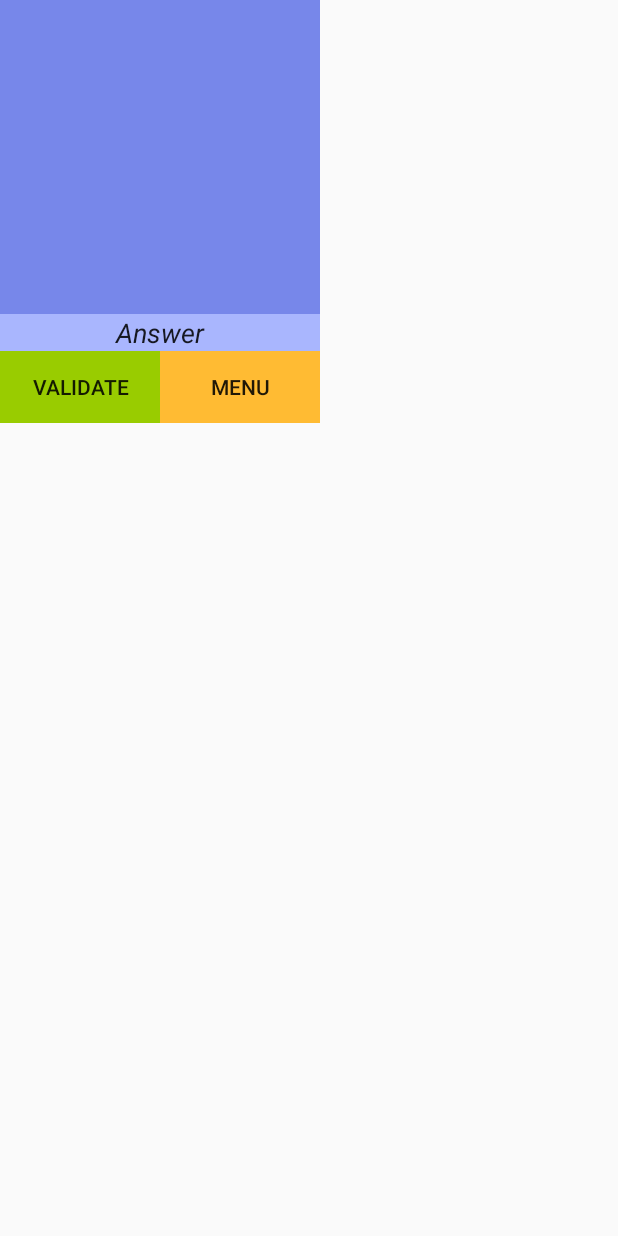
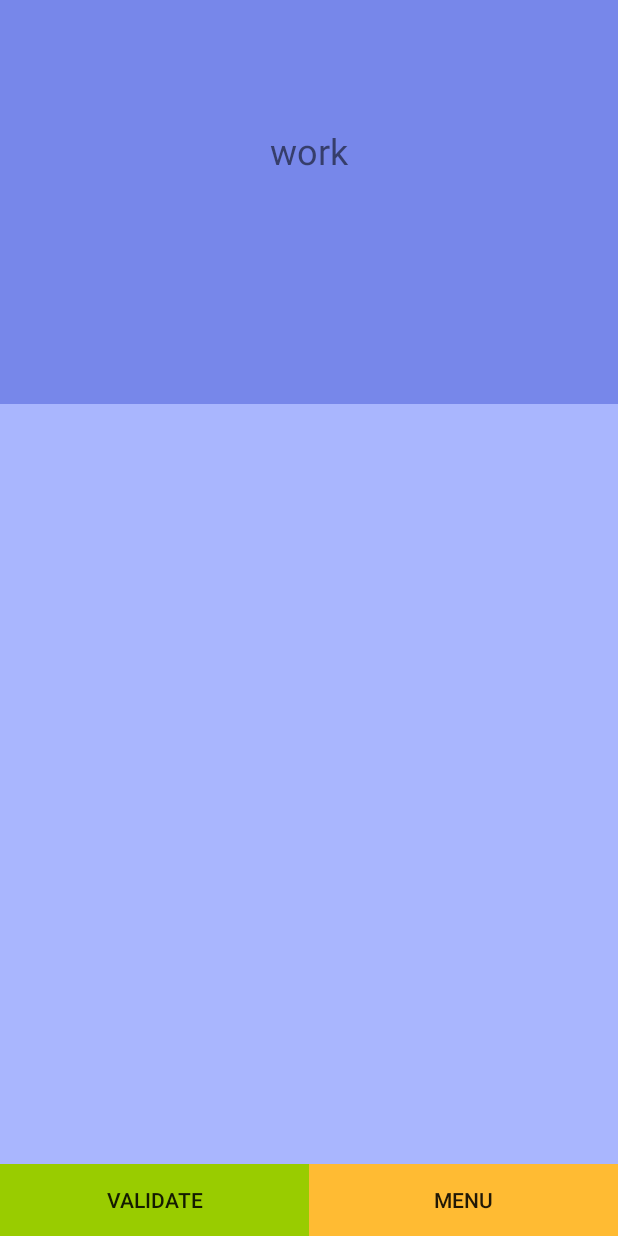
Before and after one commit to ColletAxel/TP_Android_Varo_Collet, an Android app: the screen it shows after launch (MainActivity), on a phone screen of 412 x 824 dp. Run offline under Robolectric (Android 15) with nearby library versions, the phone set to English and light mode, and no system bars.

```diff
--- a/app/src/main/java/com/axelcollet/tp_android_varo_collet/VocabularyFrament.java
+++ b/app/src/main/java/com/axelcollet/tp_android_varo_collet/VocabularyFrament.java
@@ -1,19 +1,36 @@
 package com.axelcollet.tp_android_varo_collet;
 
 
+import android.graphics.Color;
 import android.os.Bundle;
 import android.support.v4.app.Fragment;
 import android.view.LayoutInflater;
 import android.view.View;
 import android.view.ViewGroup;
+import android.widget.Button;
+import android.widget.EditText;
+import android.widget.TextView;
+
+import java.util.ArrayList;
+import java.util.List;
 
 
 /**
  * A simple {@link Fragment} subclass.
  */
 public class VocabularyFrament extends Fragment {
+    private TupleVocabulaire tv1 = new TupleVocabulaire("work","travail");
+    private TupleVocabulaire tv2 = new TupleVocabulaire("play","jouer");
+    private TupleVocabulaire tv3 = new TupleVocabulaire("Hello","Bonjour");
+    private TupleVocabulaire tv4 = new TupleVocabulaire("credit card","carte de crédit");
+    private int posList = 0;
+    private TupleVocabulaire tvActuel;
+    private EditText viewReponse;
+    private Button buttonValidate;
 
+    private List<TupleVocabulaire> tvList = new ArrayList<TupleVocabulaire>(10);
 
+    private TextView viewMot;
     public VocabularyFrament() {
         // Required empty public constructor
     }
@@ -22,7 +39,62 @@ public class VocabularyFrament extends Fragment {
     public View onCreateView(LayoutInflater inflater, ViewGroup container,
                              Bundle savedInstanceState) {
         // Inflate the layout for this fragment
-        return inflater.inflate(R.layout.vocabulary_frament_layout, container, false);
+        tvList.add(tv1);
+        tvList.add(tv2);
+        tvList.add(tv3);
+        tvList.add(tv4);
+        tvActuel = tvList.get(posList);
+
+
+
+        View rootView = inflater.inflate(R.layout.vocabulary_frament_layout, container, false);
+        final Button buttonValidate = rootView.findViewById(R.id.button_validate);
+        viewReponse = rootView.findViewById(R.id.editText);
+        viewMot = rootView.findViewById(R.id.textView);
+        initTuble(tvActuel);
+        buttonValidate.setOnClickListener(new View.OnClickListener() {
+
+            @Override
+            public void onClick(View v) {
+                if (buttonValidate.getText() == getResources().getString(R.string.validate)) {
+                    buttonValidate.setText(getResources().getString(R.string.next));
+
+                    verifieTuple(tvActuel);
+                } else {
+                    buttonValidate.setText(getResources().getString(R.string.validate));
+
+                    tvActuel = nextMot();
+                    initTuble(tvActuel);
+                }
+            }
+        });
+
+        return rootView;
     }
 
+    private void initTuble(TupleVocabulaire tv){
+
+        viewReponse.setBackgroundColor(getResources().getColor(R.color.colorPrimary));
+        viewMot.setText("\n\n\n" + tv.Mot);
+
+    }
+
+    private void verifieTuple (TupleVocabulaire tv){
+        if (tv.VerifieTuble(viewMot.getText().toString(),viewReponse.getText().toString())){
+            viewReponse.setBackgroundColor(Color.GREEN);
+        }else{
+            viewReponse.setBackgroundColor(Color.RED);
+            viewReponse.setText(tv.MotTraduit);
+
+        }
+    }
+
+    private TupleVocabulaire nextMot(){
+        posList++;
+
+        if (!(posList< tvList.size())){
+            posList =0;
+        }
+        return tvList.get(posList);
+    }
 }
--- a/app/src/main/res/layout/activity_main.xml
+++ b/app/src/main/res/layout/activity_main.xml
@@ -1,14 +1,6 @@
 <?xml version="1.0" encoding="utf-8"?>
-<android.support.constraint.ConstraintLayout xmlns:android="http://schemas.android.com/apk/res/android"
-    xmlns:app="http://schemas.android.com/apk/res-auto"
-    xmlns:tools="http://schemas.android.com/tools"
+
+<FrameLayout xmlns:android="http://schemas.android.com/apk/res/android"
+    android:id="@+id/fragment_fragment_voc"
     android:layout_width="match_parent"
-    android:layout_height="match_parent"
-    tools:context="com.axelcollet.tp_android_varo_collet.MainActivity">
-
-    <fragment
-        android:id="@+id/fragment_fragment_voc"
-        android:name="com.axelcollet.tp_android_varo_collet.VocabularyFrament"
-        android:layout_width="wrap_content"
-        android:layout_height="wrap_content" />
-</android.support.constraint.ConstraintLayout>
+    android:layout_height="match_parent" />
--- a/app/src/main/res/layout/vocabulary_frament_layout.xml
+++ b/app/src/main/res/layout/vocabulary_frament_layout.xml
@@ -7,13 +7,14 @@
     tools:context="com.axelcollet.tp_android_varo_collet.MainActivity">
 
     <LinearLayout
-        android:layout_width="match_parent"
-        android:layout_height="match_parent"
+        android:layout_width="0dp"
+        android:layout_height="0dp"
         android:orientation="vertical"
+        app:layout_constraintBottom_toBottomOf="parent"
         app:layout_constraintEnd_toEndOf="parent"
-        app:layout_constraintHorizontal_bias="1.0"
         app:layout_constraintStart_toStartOf="parent"
-        tools:layout_editor_absoluteY="8dp">
+        app:layout_constraintTop_toTopOf="parent"
+        app:layout_constraintVertical_bias="0.49">
 
         <TextView
             android:id="@+id/textView"
@@ -21,6 +22,7 @@
             android:layout_height="209dp"
             android:layout_weight="0.01"
             android:background="@color/colorPrimaryDark"
+            android:text="\n\n\n Temp"
             android:textAlignment="center"
             android:textSize="24sp"
             app:layout_constraintBottom_toBottomOf="parent"
@@ -38,7 +40,6 @@
             android:background="@color/colorPrimary"
             android:ems="10"
             android:inputType="text"
-            android:text="@string/answer"
             android:textAlignment="center"
             android:textStyle="italic"
             android:theme="@style/AppTheme" />
@@ -61,7 +62,7 @@
                 android:id="@+id/button3"
                 style="@style/Widget.AppCompat.Button.Borderless"
                 android:layout_width="wrap_content"
-                android:layout_height="wrap_content"
+                android:layout_height="match_parent"
                 android:layout_weight="1"
                 android:background="@android:color/holo_orange_light"
                 android:text="@string/menu" />
```
